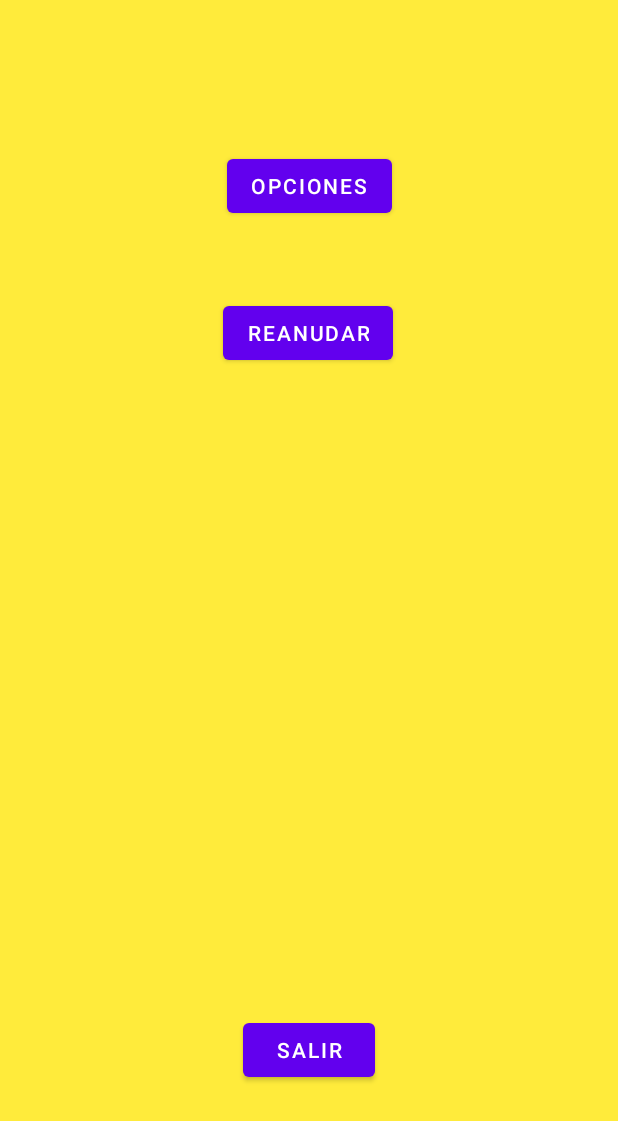
After one commit to XXnikoDarkXX/Odyssey-Games, an Android app: the layout menu_pausa.xml on its own in the app's theme, with its tools: preview values and no code run, on a phone screen of 412 x 824 dp. The commit adds this screen. Shown: the top 1121 px of the screen. Run offline under Robolectric (Android 15) with nearby library versions, the phone set to English and light mode, and no system bars.

Commit message:
Creacion menu pausa

```diff
--- /dev/null
+++ b/Trivia_World/app/src/main/res/layout/menu_pausa.xml
@@ -0,0 +1,39 @@
+<?xml version="1.0" encoding="utf-8"?>
+<androidx.constraintlayout.widget.ConstraintLayout xmlns:android="http://schemas.android.com/apk/res/android"
+    xmlns:app="http://schemas.android.com/apk/res-auto"
+    xmlns:tools="http://schemas.android.com/tools"
+    android:layout_width="match_parent"
+    android:layout_height="match_parent"
+    android:background="#FFEB3B">
+
+    <Button
+        android:id="@+id/button"
+        android:layout_width="wrap_content"
+        android:layout_height="wrap_content"
+        android:layout_marginTop="100dp"
+        android:text="@string/opciones"
+        app:layout_constraintEnd_toEndOf="parent"
+        app:layout_constraintStart_toStartOf="parent"
+        app:layout_constraintTop_toTopOf="parent" />
+
+    <Button
+        android:id="@+id/button2"
+        android:layout_width="wrap_content"
+        android:layout_height="wrap_content"
+        android:layout_marginTop="50dp"
+        android:text="@string/reanudar"
+        app:layout_constraintEnd_toEndOf="parent"
+        app:layout_constraintHorizontal_bias="0.498"
+        app:layout_constraintStart_toStartOf="parent"
+        app:layout_constraintTop_toBottomOf="@+id/button" />
+
+    <Button
+        android:id="@+id/button3"
+        android:layout_width="wrap_content"
+        android:layout_height="wrap_content"
+        android:layout_marginBottom="100dp"
+        android:text="@string/salir"
+        app:layout_constraintBottom_toBottomOf="parent"
+        app:layout_constraintEnd_toEndOf="parent"
+        app:layout_constraintStart_toStartOf="parent" />
+</androidx.constraintlayout.widget.ConstraintLayout>
--- a/Trivia_World/app/src/main/res/values/strings.xml
+++ b/Trivia_World/app/src/main/res/values/strings.xml
@@ -1,3 +1,6 @@
 <resources>
     <string name="app_name">Trivia World</string>
+    <string name="opciones">Opciones</string>
+    <string name="reanudar">Reanudar</string>
+    <string name="salir">Salir</string>
 </resources>
```
